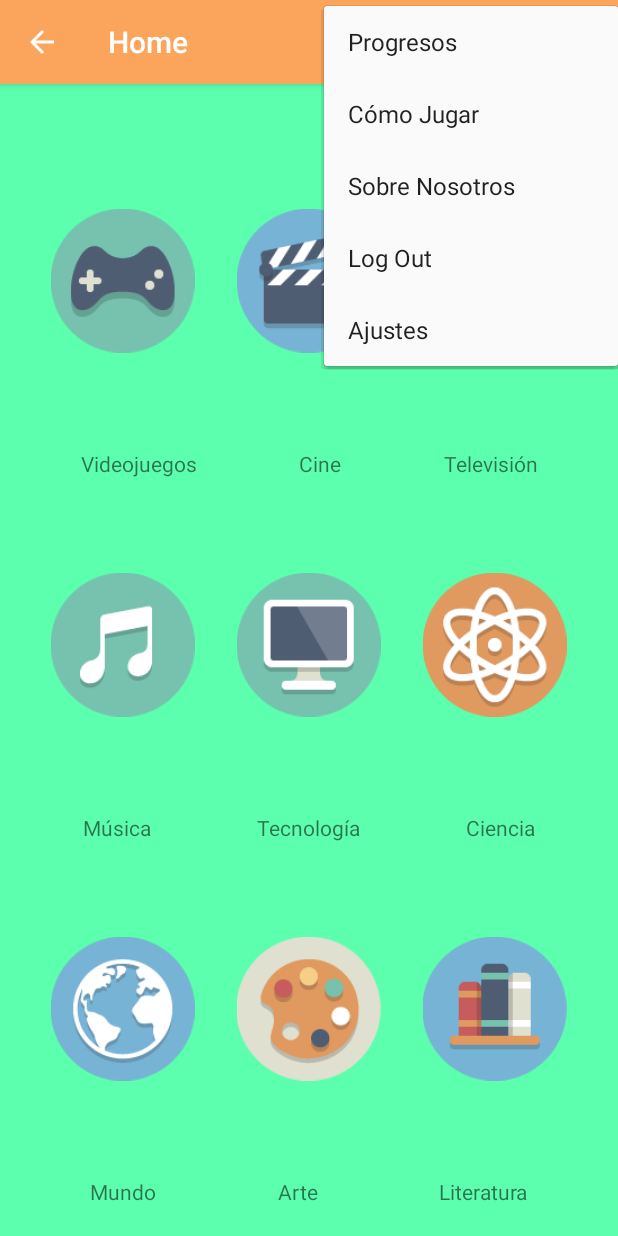
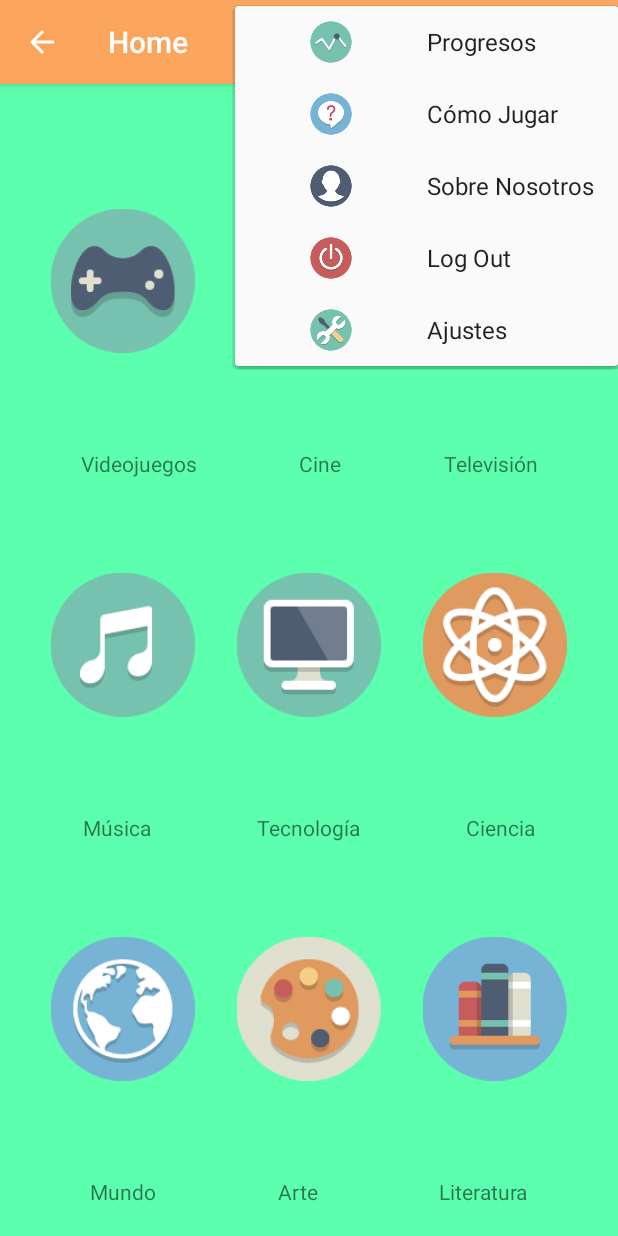
Before and after one commit to Alexandroat/Qizit, an Android app: the Categories screen opened directly, with no data from a screen before it, after a tap on "Ajustes", on a phone screen of 412 x 824 dp. Run offline under Robolectric (Android 15) with nearby library versions, the phone set to English and light mode, and no system bars.

Commit message:
Terminado el menu desplegable del ActionBar

```diff
--- a/app/src/main/res/menu/menu_main.xml
+++ b/app/src/main/res/menu/menu_main.xml
@@ -16,24 +16,29 @@
                 android:id="@+id/action_settings"
                 android:orderInCategory="100"
                 android:title="@string/action_settings"
+                android:icon="@drawable/tools"
                 app:showAsAction="never" />
             <item
                 android:id="@+id/Progress"
                 android:title="@string/action_progress"
-                app:showAsAction="never" />
+                app:showAsAction="never"
+                android:icon="@drawable/progress"/>
             <item
                 android:id="@+id/How_Play"
                 android:title="@string/action_howToPlay"
-                app:showAsAction="never" />
+                app:showAsAction="never"
+                android:icon="@drawable/how_to_play"/>
 
             <item
                 android:id="@+id/About_us"
                 android:title="@string/action_aboutUs"
-                app:showAsAction="never" />
+                app:showAsAction="never"
+                android:icon="@drawable/about_us"/>
             <item
                 android:id="@+id/logout"
                 android:title="@string/menu_logout_text"
-                app:showAsAction="never" />
+                app:showAsAction="never"
+                android:icon="@drawable/power"/>
         </menu>
 
     </item>
```
Also changed, not shown: app/src/main/res/drawable-hdpi/about_us.png (added), app/src/main/res/drawable-hdpi/how_to_play.png (added), app/src/main/res/drawable-hdpi/power.png (added), app/src/main/res/drawable-hdpi/progress.png (added), app/src/main/res/drawable-mdpi/about_us.png (added), app/src/main/res/drawable-mdpi/how_to_play.png (added), app/src/main/res/drawable-mdpi/power.png (added), app/src/main/res/drawable-mdpi/progress.png (added), app/src/main/res/drawable-xhdpi/about_us.png (added), app/src/main/res/drawable-xhdpi/how_to_play.png (added), app/src/main/res/drawable-xhdpi/power.png (added), app/src/main/res/drawable-xhdpi/progress.png (added), app/src/main/res/drawable-xxhdpi/about_us.png (added), app/src/main/res/drawable-xxhdpi/how_to_play.png (added), 2 more files, 4 other files.
